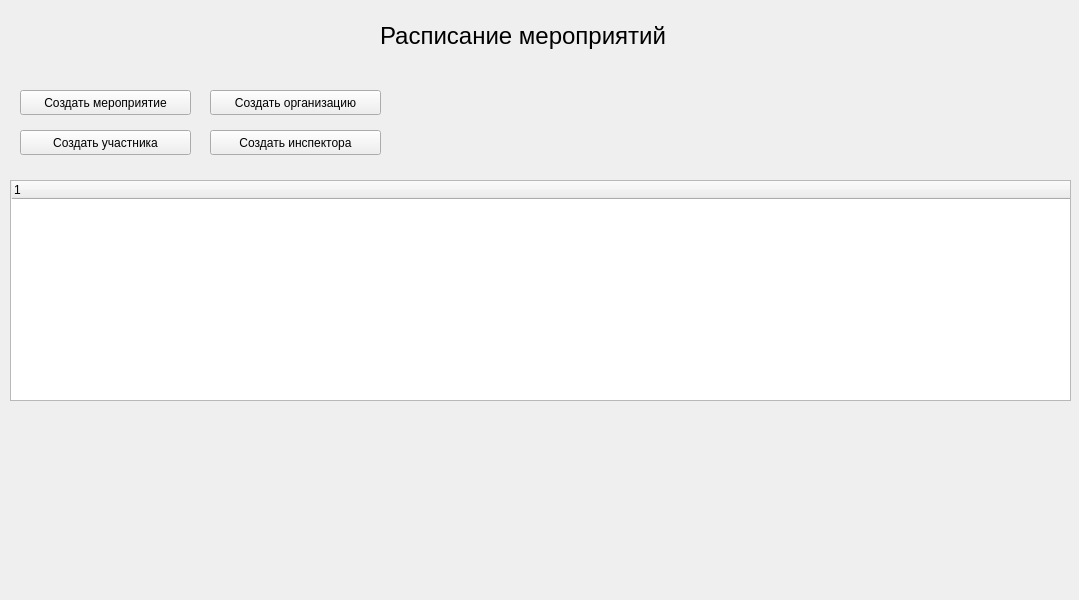
The window that Ui_designer/Ui_Event_shedule.ui (Vsesvet/Logistics) describes before a commit, drawn with Qt 5.
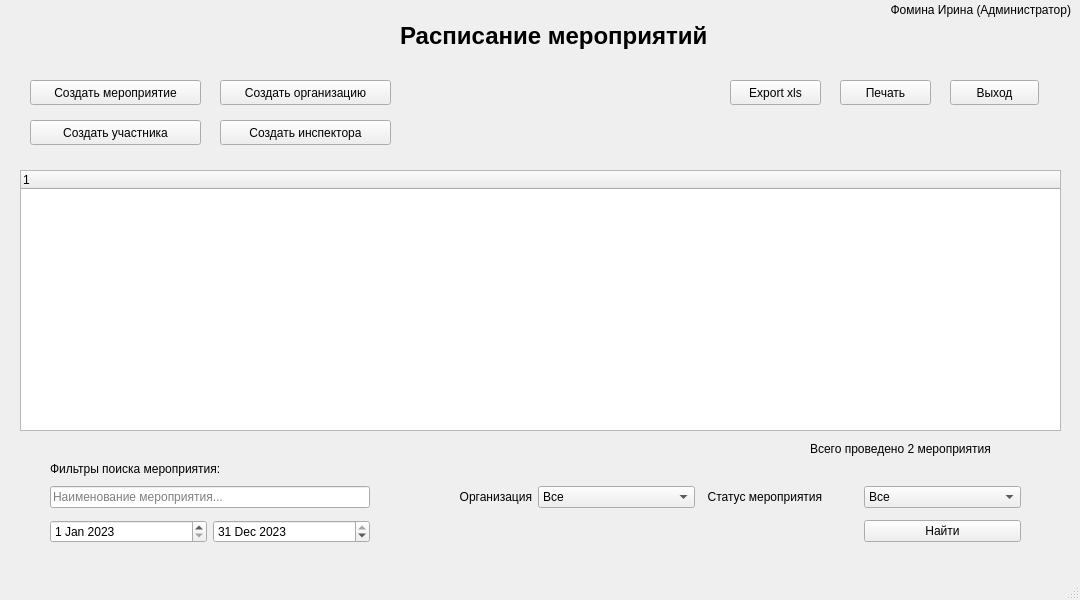
The same window after the commit.

Commit message: 1. Полностью переработан интерфейс окна Event_shedule

```diff
--- a/Ui_designer/Ui_Event_shedule.ui
+++ b/Ui_designer/Ui_Event_shedule.ui
@@ -1,81 +1,38 @@
 <?xml version="1.0" encoding="UTF-8"?>
 <ui version="4.0">
- <class>Event_shedule</class>
- <widget class="QMainWindow" name="Event_shedule">
+ <class>MainWindow</class>
+ <widget class="QMainWindow" name="MainWindow">
   <property name="geometry">
    <rect>
     <x>0</x>
     <y>0</y>
-    <width>1079</width>
+    <width>1080</width>
     <height>600</height>
    </rect>
   </property>
   <property name="windowTitle">
-   <string>Логистик (Event shedule)</string>
-  </property>
-  <property name="layoutDirection">
-   <enum>Qt::RightToLeft</enum>
+   <string>Логистик  (update 23.02)</string>
   </property>
   <widget class="QWidget" name="centralwidget">
-   <widget class="QPushButton" name="pushButton_create_event">
+   <widget class="QTreeWidget" name="tree_event_shedule">
     <property name="geometry">
      <rect>
       <x>20</x>
-      <y>90</y>
-      <width>171</width>
-      <height>25</height>
+      <y>170</y>
+      <width>1041</width>
+      <height>261</height>
      </rect>
     </property>
-    <property name="text">
-     <string>Создать мероприятие</string>
-    </property>
-   </widget>
-   <widget class="QPushButton" name="pushButton_create_organization">
-    <property name="geometry">
-     <rect>
-      <x>210</x>
-      <y>90</y>
-      <width>171</width>
-      <height>25</height>
-     </rect>
-    </property>
-    <property name="text">
-     <string>Создать организацию</string>
-    </property>
-   </widget>
-   <widget class="QPushButton" name="pushButton_create_member">
-    <property name="geometry">
-     <rect>
-      <x>20</x>
-      <y>130</y>
-      <width>171</width>
-      <height>25</height>
-     </rect>
-    </property>
-    <property name="text">
-     <string>Создать участника</string>
-    </property>
-   </widget>
-   <widget class="QLabel" name="label_username_role">
-    <property name="geometry">
-     <rect>
-      <x>750</x>
-      <y>0</y>
-      <width>321</width>
-      <height>20</height>
-     </rect>
-    </property>
-    <property name="text">
-     <string/>
-    </property>
-    <property name="alignment">
-     <set>Qt::AlignRight|Qt::AlignTrailing|Qt::AlignVCenter</set>
-    </property>
+    <column>
+     <property name="text">
+      <string notr="true">1</string>
+     </property>
+    </column>
    </widget>
    <widget class="QLabel" name="label_event_shedule">
     <property name="geometry">
      <rect>
-      <x>380</x>
+      <x>400</x>
       <y>20</y>
       <width>321</width>
       <height>31</height>
@@ -84,32 +41,74 @@
     <property name="font">
      <font>
       <pointsize>18</pointsize>
+      <weight>75</weight>
+      <bold>true</bold>
      </font>
     </property>
     <property name="text">
      <string>Расписание мероприятий</string>
     </property>
    </widget>
-   <widget class="QTreeWidget" name="tree_event_shedule">
+   <widget class="QLabel" name="label_username_role">
     <property name="geometry">
      <rect>
-      <x>10</x>
-      <y>180</y>
-      <width>1061</width>
-      <height>221</height>
+      <x>750</x>
+      <y>0</y>
+      <width>321</width>
+      <height>20</height>
      </rect>
     </property>
-    <column>
-     <property name="text">
-      <string notr="true">1</string>
-     </property>
-    </column>
+    <property name="text">
+     <string>Фомина Ирина (Администратор)</string>
+    </property>
+    <property name="alignment">
+     <set>Qt::AlignRight|Qt::AlignTrailing|Qt::AlignVCenter</set>
+    </property>
    </widget>
-   <widget class="QPushButton" name="pushButton_create_insector">
+   <widget class="QPushButton" name="pushButton_create_event">
     <property name="geometry">
      <rect>
-      <x>210</x>
-      <y>130</y>
+      <x>30</x>
+      <y>80</y>
+      <width>171</width>
+      <height>25</height>
+     </rect>
+    </property>
+    <property name="text">
+     <string>Создать мероприятие</string>
+    </property>
+   </widget>
+   <widget class="QPushButton" name="pushButton_create_participant">
+    <property name="geometry">
+     <rect>
+      <x>30</x>
+      <y>120</y>
+      <width>171</width>
+      <height>25</height>
+     </rect>
+    </property>
+    <property name="text">
+     <string>Создать участника</string>
+    </property>
+   </widget>
+   <widget class="QPushButton" name="pushButton_create_organization">
+    <property name="geometry">
+     <rect>
+      <x>220</x>
+      <y>80</y>
+      <width>171</width>
+      <height>25</height>
+     </rect>
+    </property>
+    <property name="text">
+     <string>Создать организацию</string>
+    </property>
+   </widget>
+   <widget class="QPushButton" name="pushButton_create_inspector">
+    <property name="geometry">
+     <rect>
+      <x>220</x>
+      <y>120</y>
       <width>171</width>
       <height>25</height>
      </rect>
@@ -118,7 +117,196 @@
      <string>Создать инспектора</string>
     </property>
    </widget>
+   <widget class="QPushButton" name="pushButton_exit">
+    <property name="geometry">
+     <rect>
+      <x>950</x>
+      <y>80</y>
+      <width>89</width>
+      <height>25</height>
+     </rect>
+    </property>
+    <property name="text">
+     <string>Выход</string>
+    </property>
+   </widget>
+   <widget class="QPushButton" name="pushButton_export_xls">
+    <property name="geometry">
+     <rect>
+      <x>730</x>
+      <y>80</y>
+      <width>91</width>
+      <height>25</height>
+     </rect>
+    </property>
+    <property name="text">
+     <string>Export xls</string>
+    </property>
+   </widget>
+   <widget class="QPushButton" name="pushButton_print">
+    <property name="geometry">
+     <rect>
+      <x>840</x>
+      <y>80</y>
+      <width>91</width>
+      <height>25</height>
+     </rect>
+    </property>
+    <property name="text">
+     <string>Печать</string>
+    </property>
+   </widget>
+   <widget class="QWidget" name="gridLayoutWidget">
+    <property name="geometry">
+     <rect>
+      <x>50</x>
+      <y>480</y>
+      <width>971</width>
+      <height>71</height>
+     </rect>
+    </property>
+    <layout class="QGridLayout" name="gridLayout">
+     <item row="0" column="4">
+      <widget class="QLabel" name="label_status_event">
+       <property name="text">
+        <string>  Статус мероприятия</string>
+       </property>
+      </widget>
+     </item>
+     <item row="0" column="3">
+      <widget class="QComboBox" name="comboBox_select_organization">
+       <item>
+        <property name="text">
+         <string>Все</string>
+        </property>
+       </item>
+       <item>
+        <property name="text">
+         <string>Мерц</string>
+        </property>
+       </item>
+       <item>
+        <property name="text">
+         <string>Аллерган</string>
+        </property>
+       </item>
+       <item>
+        <property name="text">
+         <string/>
+        </property>
+       </item>
+      </widget>
+     </item>
+     <item row="0" column="2">
+      <widget class="QLabel" name="label_organization">
+       <property name="text">
+        <string>Организация</string>
+       </property>
+       <property name="alignment">
+        <set>Qt::AlignRight|Qt::AlignTrailing|Qt::AlignVCenter</set>
+       </property>
+      </widget>
+     </item>
+     <item row="0" column="5">
+      <widget class="QComboBox" name="comboBox_event_status">
+       <item>
+        <property name="text">
+         <string>Все</string>
+        </property>
+       </item>
+       <item>
+        <property name="text">
+         <string>Запланировано</string>
+        </property>
+       </item>
+       <item>
+        <property name="text">
+         <string>Проведено</string>
+        </property>
+       </item>
+       <item>
+        <property name="text">
+         <string>Отменено</string>
+        </property>
+       </item>
+      </widget>
+     </item>
+     <item row="0" column="0" colspan="2">
+      <widget class="QLineEdit" name="lineEdit_find_event">
+       <property name="placeholderText">
+        <string>Наименование мероприятия...</string>
+       </property>
+      </widget>
+     </item>
+     <item row="1" column="1">
+      <widget class="QDateEdit" name="dateEdit_finish_event">
+       <property name="date">
+        <date>
+         <year>2023</year>
+         <month>12</month>
+         <day>31</day>
+        </date>
+       </property>
+      </widget>
+     </item>
+     <item row="1" column="0">
+      <widget class="QDateEdit" name="dateEdit_begin_event">
+       <property name="date">
+        <date>
+         <year>2023</year>
+         <month>1</month>
+         <day>1</day>
+        </date>
+       </property>
+      </widget>
+     </item>
+     <item row="1" column="5">
+      <widget class="QPushButton" name="pushButton_find_event">
+       <property name="text">
+        <string>Найти</string>
+       </property>
+      </widget>
+     </item>
+    </layout>
+   </widget>
+   <widget class="QLabel" name="label_find_event">
+    <property name="geometry">
+     <rect>
+      <x>50</x>
+      <y>460</y>
+      <width>231</width>
+      <height>17</height>
+     </rect>
+    </property>
+    <property name="text">
+     <string>Фильтры поиска мероприятия:</string>
+    </property>
+   </widget>
+   <widget class="QLabel" name="label_total_completed_events">
+    <property name="geometry">
+     <rect>
+      <x>810</x>
+      <y>440</y>
+      <width>241</width>
+      <height>17</height>
+     </rect>
+    </property>
+    <property name="text">
+     <string>Всего проведено 2 мероприятия</string>
+    </property>
+   </widget>
   </widget>
+  <widget class="QMenuBar" name="menubar">
+   <property name="geometry">
+    <rect>
+     <x>0</x>
+     <y>0</y>
+     <width>1080</width>
+     <height>22</height>
+    </rect>
+   </property>
+  </widget>
+  <widget class="QStatusBar" name="statusbar"/>
  </widget>
  <resources/>
  <connections/>
```
Left out of the diff: 147 changed lines with no effect on the pictures. The commit also changes 6 other files.
